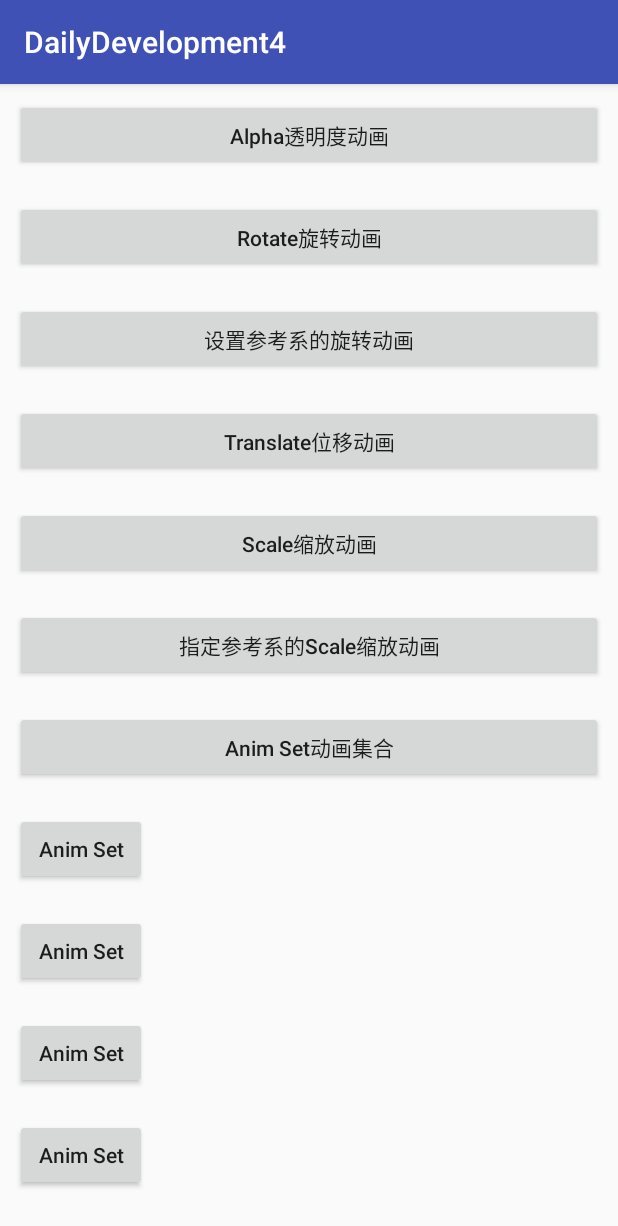
After one commit to caofengbin/DailyDevelopment4, an Android app: the AnimationActivity screen opened directly, with no data from a screen before it, on a phone screen of 412 x 824 dp. The commit adds this screen. Shown: the top 1226 px of the screen. Run offline under Robolectric (Android 15) with nearby library versions, the phone set to English and light mode, and no system bars; our stand-ins replace ButterKnife.

Commit message:
add code about animation

```diff
--- a/app/src/main/AndroidManifest.xml
+++ b/app/src/main/AndroidManifest.xml
@@ -78,6 +78,8 @@
         </activity>
         <activity android:name=".example6.drawtext.DrawTextActivity">
         </activity>
+        <activity android:name=".example7.animation.AnimationActivity">
+        </activity>
     </application>
 
 </manifest>
--- a/app/src/main/java/cfb/com/dailydevelopment4/MainActivity.java
+++ b/app/src/main/java/cfb/com/dailydevelopment4/MainActivity.java
@@ -1,8 +1,8 @@
 package cfb.com.dailydevelopment4;
 
 import android.content.Intent;
+import android.os.Bundle;
 import android.support.v7.app.AppCompatActivity;
-import android.os.Bundle;
 import android.view.View;
 import android.widget.AdapterView;
 import android.widget.ArrayAdapter;
@@ -14,6 +14,7 @@ import cfb.com.dailydevelopment4.example3.bindservice.BindServiceActivity;
 import cfb.com.dailydevelopment4.example4.okhttp.UseOkHttpActivity;
 import cfb.com.dailydevelopment4.example5.download.TestDownloadActivity;
 import cfb.com.dailydevelopment4.example6.drawtext.DrawTextActivity;
+import cfb.com.dailydevelopment4.example7.animation.AnimationActivity;
 
 public class MainActivity extends AppCompatActivity implements AdapterView.OnItemClickListener {
 
@@ -58,6 +59,7 @@ public class MainActivity extends AppCompatActivity implements AdapterView.OnIte
                 startIntent(DrawTextActivity.class);
 				break;
 			case 6:
+                startIntent(AnimationActivity.class);
 				break;
 			case 7:
 				break;
--- /dev/null
+++ b/app/src/main/java/cfb/com/dailydevelopment4/example7/animation/AnimationActivity.java
@@ -0,0 +1,112 @@
+package cfb.com.dailydevelopment4.example7.animation;
+
+import android.os.Bundle;
+import android.support.v7.app.AppCompatActivity;
+import android.view.View;
+import android.view.animation.AlphaAnimation;
+import android.view.animation.Animation;
+import android.view.animation.RotateAnimation;
+import android.view.animation.ScaleAnimation;
+import android.view.animation.TranslateAnimation;
+import android.widget.Button;
+
+import butterknife.BindView;
+import butterknife.ButterKnife;
+import butterknife.OnClick;
+import cfb.com.dailydevelopment4.R;
+
+/**
+ * 学习使用最基本的视图动画框架
+ */
+public class AnimationActivity extends AppCompatActivity {
+
+    @BindView(R.id.alpha_animation_btn)
+    public Button mAlphaButton;
+
+    @BindView(R.id.rotation_animation_btn)
+    public Button mRotationButton;
+
+    @BindView(R.id.rotation_animation_btn2)
+    public Button mRotationButton2;
+
+    @BindView(R.id.translate_animation_btn)
+    public Button mTranslateButton;
+
+    @BindView(R.id.scale_animation_btn)
+    public Button mScaleButton;
+
+    @BindView(R.id.scale_animation_btn2)
+    public Button mScaleButton2;
+
+    @BindView(R.id.animation_set_btn)
+    public Button mAnimationSetButton2;
+
+    @Override
+    protected void onCreate(Bundle savedInstanceState) {
+        super.onCreate(savedInstanceState);
+        setContentView(R.layout.activity_animation);
+
+        ButterKnife.bind(this);
+    }
+
+    /**
+     * 透明度动画的效果
+     * @param
+     */
+    @OnClick(R.id.alpha_animation_btn)
+    public void btnAlpha() {
+        AlphaAnimation aa = new AlphaAnimation(1, 0);
+        aa.setDuration(1000);
+        aa.setFillAfter(true);
+        mAlphaButton.startAnimation(aa);
+    }
+
+    @OnClick(R.id.rotation_animation_btn)
+    public void btnRotate() {
+        RotateAnimation ra = new RotateAnimation(0, 90,
+                (float) 0.5 * mRotationButton.getWidth(),
+                (float) 0.5 * mRotationButton.getHeight());
+        ra.setDuration(1000);
+        ra.setFillAfter(true);
+        mRotationButton.startAnimation(ra);
+    }
+
+    @OnClick(R.id.rotation_animation_btn2)
+    public void btnRotate2() {
+        RotateAnimation ra = new RotateAnimation(0, 180,
+                RotateAnimation.RELATIVE_TO_SELF, 0.5F,
+                RotateAnimation.RELATIVE_TO_SELF, 0.5F);
+        ra.setDuration(1000);
+        ra.setFillAfter(true);
+        mRotationButton2.startAnimation(ra);
+    }
+
+    @OnClick(R.id.translate_animation_btn)
+    public void btnTranslate() {
+        TranslateAnimation ta = new TranslateAnimation(400, 200, 400, 300);
+        ta.setDuration(1000);
+        mTranslateButton.startAnimation(ta);
+    }
+
+    @OnClick(R.id.scale_animation_btn)
+    public void btnScale() {
+        ScaleAnimation sa = new ScaleAnimation(0, 2, 0, 2);
+        sa.setDuration(1000);
+        mScaleButton.startAnimation(sa);
+    }
+
+    @OnClick(R.id.scale_animation_btn2)
+    public void btnScale2() {
+        ScaleAnimation sa = new ScaleAnimation(0, 2, 0, 2,
+                Animation.RELATIVE_TO_SELF, 0.5F,
+                Animation.RELATIVE_TO_SELF, 0.5F);
+        sa.setDuration(1000);
+        sa.setFillAfter(true);
+        mScaleButton2.startAnimation(sa);
+    }
+
+    @OnClick(R.id.animation_set_btn)
+    public void btnSet(View view) {
+        // 设置使用动画集合
+    }
+}
--- /dev/null
+++ b/app/src/main/res/layout/activity_animation.xml
@@ -0,0 +1,107 @@
+<?xml version="1.0" encoding="utf-8"?>
+<ScrollView
+    android:id="@+id/activity_animation"
+    android:layout_width="match_parent"
+    android:layout_height="match_parent"
+    xmlns:android="http://schemas.android.com/apk/res/android"
+    xmlns:tools="http://schemas.android.com/tools"
+    tools:context="cfb.com.dailydevelopment4.example7.animation.AnimationActivity">
+
+
+    <LinearLayout
+        android:layout_width="match_parent"
+        android:layout_height="match_parent"
+        android:orientation="vertical">
+
+        <Button
+            android:id="@+id/alpha_animation_btn"
+            android:layout_width="match_parent"
+            android:layout_height="wrap_content"
+            android:layout_margin="10dp"
+            android:text="Alpha透明度动画"
+            android:textAllCaps="false"/>
+
+        <Button
+            android:id="@+id/rotation_animation_btn"
+            android:layout_width="match_parent"
+            android:layout_height="wrap_content"
+            android:layout_margin="10dp"
+            android:text="Rotate旋转动画"
+            android:textAllCaps="false"/>
+
+        <Button
+            android:id="@+id/rotation_animation_btn2"
+            android:layout_width="match_parent"
+            android:layout_height="wrap_content"
+            android:layout_margin="10dp"
+            android:text="设置参考系的旋转动画"
+            android:textAllCaps="false"/>
+
+        <Button
+            android:id="@+id/translate_animation_btn"
+            android:layout_width="match_parent"
+            android:layout_height="wrap_content"
+            android:layout_margin="10dp"
+            android:text="Translate位移动画"
+            android:textAllCaps="false"/>
+
+        <Button
+            android:id="@+id/scale_animation_btn"
+            android:layout_width="match_parent"
+            android:layout_height="wrap_content"
+            android:layout_margin="10dp"
+            android:text="Scale缩放动画"
+            android:textAllCaps="false"/>
+
+        <Button
+            android:id="@+id/scale_animation_btn2"
+            android:layout_width="match_parent"
+            android:layout_height="wrap_content"
+            android:layout_margin="10dp"
+            android:text="指定参考系的Scale缩放动画"
+            android:textAllCaps="false"/>
+
+        <Button
+            android:id="@+id/animation_set_btn"
+            android:layout_width="match_parent"
+            android:layout_height="wrap_content"
+            android:layout_margin="10dp"
+            android:text="Anim Set动画集合"
+            android:textAllCaps="false"/>
+
+        <Button
+            android:layout_width="wrap_content"
+            android:layout_height="wrap_content"
+            android:layout_margin="10dp"
+            android:onClick="btnSet"
+            android:text="Anim Set"
+            android:textAllCaps="false"/>
+
+        <Button
+            android:layout_width="wrap_content"
+            android:layout_height="wrap_content"
+            android:layout_margin="10dp"
+            android:onClick="btnSet"
+            android:text="Anim Set"
+            android:textAllCaps="false"/>
+
+        <Button
+            android:layout_width="wrap_content"
+            android:layout_height="wrap_content"
+            android:layout_margin="10dp"
+            android:onClick="btnSet"
+            android:text="Anim Set"
+            android:textAllCaps="false"/>
+
+        <Button
+            android:layout_width="wrap_content"
+            android:layout_height="wrap_content"
+            android:layout_margin="10dp"
+            android:onClick="btnSet"
+            android:text="Anim Set"
+            android:textAllCaps="false"/>
+
+    </LinearLayout>
+
+
+</ScrollView>
```
Also changed, not shown: app/src/main/res/values/strings.xml (+8 -8 lines).
